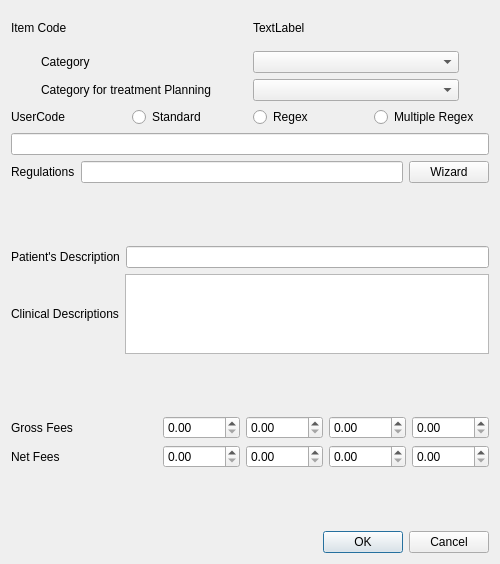
Before: the Qt Designer form src/openmolar/qt-designer/fee_item_wizard.ui in rowinggolfer/openmolar1, drawn with Qt 5.
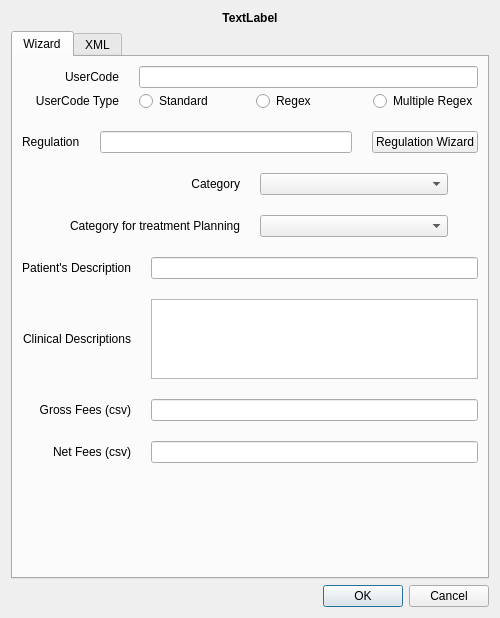
After: the same form once the commit is applied.

The edit to the form file:
```diff
--- a/src/openmolar/qt-designer/fee_item_wizard.ui
+++ b/src/openmolar/qt-designer/fee_item_wizard.ui
@@ -7,110 +7,91 @@
     <x>0</x>
     <y>0</y>
     <width>500</width>
-    <height>564</height>
+    <height>618</height>
    </rect>
   </property>
   <property name="windowTitle">
    <string>Dialog</string>
   </property>
-  <layout class="QVBoxLayout" name="verticalLayout">
-   <item>
-    <layout class="QHBoxLayout" name="horizontalLayout_6">
-     <property name="topMargin">
-      <number>10</number>
-     </property>
-     <property name="bottomMargin">
-      <number>10</number>
-     </property>
-     <item>
-      <widget class="QLabel" name="label_2">
-       <property name="text">
-        <string>Item Code</string>
-       </property>
-      </widget>
-     </item>
+  <layout class="QVBoxLayout" name="verticalLayout_2">
      <item>
       <widget class="QLabel" name="itemcode_label">
+     <property name="font">
+      <font>
+       <weight>75</weight>
+       <bold>true</bold>
+      </font>
+     </property>
        <property name="text">
         <string>TextLabel</string>
        </property>
-      </widget>
-     </item>
-    </layout>
-   </item>
-   <item>
-    <layout class="QHBoxLayout" name="horizontalLayout_5">
-     <property name="leftMargin">
-      <number>30</number>
+     <property name="alignment">
+      <set>Qt::AlignCenter</set>
      </property>
-     <property name="rightMargin">
-      <number>30</number>
-     </property>
-     <item>
-      <widget class="QLabel" name="label">
-       <property name="text">
-        <string>Category</string>
-       </property>
       </widget>
      </item>
      <item>
-      <widget class="QComboBox" name="category_comboBox"/>
-     </item>
-    </layout>
-   </item>
-   <item>
-    <layout class="QHBoxLayout" name="horizontalLayout_4">
-     <property name="leftMargin">
-      <number>30</number>
+    <widget class="QTabWidget" name="tabWidget">
+     <property name="currentIndex">
+      <number>0</number>
      </property>
-     <property name="rightMargin">
-      <number>30</number>
-     </property>
-     <item>
-      <widget class="QLabel" name="label_4">
-       <property name="text">
-        <string>Category for treatment Planning</string>
-       </property>
-      </widget>
-     </item>
-     <item>
-      <widget class="QComboBox" name="pl_cmp_comboBox"/>
-     </item>
-    </layout>
-   </item>
+     <widget class="QWidget" name="tab">
+      <attribute name="title">
+       <string>Wizard</string>
+      </attribute>
+      <layout class="QVBoxLayout" name="verticalLayout">
+       <property name="spacing">
+        <number>20</number>
+       </property>
    <item>
     <layout class="QGridLayout" name="gridLayout_2">
+         <property name="verticalSpacing">
+          <number>3</number>
+         </property>
      <item row="0" column="0">
       <widget class="QLabel" name="label_3">
        <property name="text">
         <string>UserCode</string>
        </property>
-      </widget>
-     </item>
-     <item row="0" column="1">
+           <property name="alignment">
+            <set>Qt::AlignRight|Qt::AlignTrailing|Qt::AlignVCenter</set>
+           </property>
+          </widget>
+         </item>
+         <item row="0" column="1" colspan="3">
+          <widget class="QLineEdit" name="usercode_lineEdit"/>
+         </item>
+         <item row="1" column="0">
+          <widget class="QLabel" name="label_10">
+           <property name="text">
+            <string>UserCode Type</string>
+           </property>
+           <property name="alignment">
+            <set>Qt::AlignRight|Qt::AlignTrailing|Qt::AlignVCenter</set>
+           </property>
+          </widget>
+         </item>
+         <item row="1" column="1">
       <widget class="QRadioButton" name="uc_radioButton">
        <property name="text">
         <string>Standard</string>
        </property>
       </widget>
      </item>
-     <item row="0" column="2">
+         <item row="1" column="2">
       <widget class="QRadioButton" name="uc_reg_radioButton">
        <property name="text">
         <string>Regex</string>
        </property>
       </widget>
      </item>
-     <item row="0" column="3">
+         <item row="1" column="3">
       <widget class="QRadioButton" name="uc_multireg_radioButton">
        <property name="text">
         <string>Multiple Regex</string>
        </property>
       </widget>
      </item>
-     <item row="1" column="0" colspan="4">
-      <widget class="QLineEdit" name="usercode_lineEdit"/>
-     </item>
     </layout>
    </item>
    <item>
@@ -118,7 +99,7 @@
      <item>
       <widget class="QLabel" name="label_6">
        <property name="text">
-        <string>Regulations</string>
+            <string>Regulation</string>
        </property>
       </widget>
      </item>
@@ -128,49 +109,84 @@
      <item>
       <widget class="QPushButton" name="pushButton">
        <property name="text">
-        <string>Wizard</string>
+            <string>Regulation Wizard</string>
        </property>
       </widget>
      </item>
     </layout>
    </item>
    <item>
-    <spacer name="verticalSpacer_2">
-     <property name="orientation">
-      <enum>Qt::Vertical</enum>
-     </property>
-     <property name="sizeHint" stdset="0">
-      <size>
-       <width>20</width>
-       <height>40</height>
-      </size>
-     </property>
-    </spacer>
+        <layout class="QHBoxLayout" name="horizontalLayout_5">
+         <property name="leftMargin">
+          <number>30</number>
+         </property>
+         <property name="rightMargin">
+          <number>30</number>
+         </property>
+         <item>
+          <widget class="QLabel" name="label">
+           <property name="text">
+            <string>Category</string>
+           </property>
+           <property name="alignment">
+            <set>Qt::AlignRight|Qt::AlignTrailing|Qt::AlignVCenter</set>
+           </property>
+          </widget>
    </item>
    <item>
-    <layout class="QHBoxLayout" name="horizontalLayout_2">
+          <widget class="QComboBox" name="category_comboBox"/>
+         </item>
+        </layout>
+       </item>
      <item>
+        <layout class="QHBoxLayout" name="horizontalLayout_4">
+         <property name="leftMargin">
+          <number>30</number>
+         </property>
+         <property name="rightMargin">
+          <number>30</number>
+         </property>
+         <item>
+          <widget class="QLabel" name="label_4">
+           <property name="text">
+            <string>Category for treatment Planning</string>
+           </property>
+           <property name="alignment">
+            <set>Qt::AlignRight|Qt::AlignTrailing|Qt::AlignVCenter</set>
+           </property>
+          </widget>
+         </item>
+         <item>
+          <widget class="QComboBox" name="pl_cmp_comboBox"/>
+         </item>
+        </layout>
+       </item>
+       <item>
+        <layout class="QGridLayout" name="gridLayout">
+         <item row="0" column="0" colspan="2">
       <widget class="QLabel" name="label_5">
        <property name="text">
         <string>Patient's Description</string>
        </property>
-      </widget>
-     </item>
-     <item>
+           <property name="alignment">
+            <set>Qt::AlignRight|Qt::AlignTrailing|Qt::AlignVCenter</set>
+           </property>
+          </widget>
+         </item>
+         <item row="0" column="2">
       <widget class="QLineEdit" name="description_lineEdit"/>
      </item>
-    </layout>
-   </item>
-   <item>
-    <layout class="QHBoxLayout" name="horizontalLayout_3">
-     <item>
+         <item row="1" column="0" colspan="2">
       <widget class="QLabel" name="label_9">
        <property name="text">
         <string>Clinical Descriptions</string>
        </property>
-      </widget>
-     </item>
-     <item>
+           <property name="alignment">
+            <set>Qt::AlignRight|Qt::AlignTrailing|Qt::AlignVCenter</set>
+           </property>
+          </widget>
+         </item>
+         <item row="1" column="2">
       <widget class="QListWidget" name="descriptions_listWidget">
        <property name="maximumSize">
         <size>
@@ -180,24 +196,7 @@
        </property>
       </widget>
      </item>
-    </layout>
-   </item>
-   <item>
-    <spacer name="verticalSpacer_3">
-     <property name="orientation">
-      <enum>Qt::Vertical</enum>
-     </property>
-     <property name="sizeHint" stdset="0">
-      <size>
-       <width>20</width>
-       <height>40</height>
-      </size>
-     </property>
-    </spacer>
-   </item>
-   <item>
-    <layout class="QGridLayout" name="gridLayout">
-     <item row="0" column="0">
+         <item row="2" column="0" colspan="2">
       <widget class="QLabel" name="label_7">
        <property name="sizePolicy">
         <sizepolicy hsizetype="Expanding" vsizetype="Preferred">
@@ -206,25 +205,17 @@
         </sizepolicy>
        </property>
        <property name="text">
-        <string>Gross Fees</string>
-       </property>
-      </widget>
-     </item>
-     <item row="0" column="3">
-      <widget class="QDoubleSpinBox" name="doubleSpinBox">
-       <property name="maximum">
-        <double>20000.000000000000000</double>
+            <string>Gross Fees (csv)</string>
+           </property>
+           <property name="alignment">
+            <set>Qt::AlignRight|Qt::AlignTrailing|Qt::AlignVCenter</set>
        </property>
       </widget>
      </item>
-     <item row="0" column="9">
-      <widget class="QDoubleSpinBox" name="doubleSpinBox_4">
-       <property name="maximum">
-        <double>20000.000000000000000</double>
-       </property>
-      </widget>
-     </item>
-     <item row="1" column="0">
+         <item row="2" column="2">
+          <widget class="QLineEdit" name="lineEdit"/>
+         </item>
+         <item row="3" column="0" colspan="2">
       <widget class="QLabel" name="label_8">
        <property name="sizePolicy">
         <sizepolicy hsizetype="Expanding" vsizetype="Preferred">
@@ -233,51 +224,15 @@
         </sizepolicy>
        </property>
        <property name="text">
-        <string>Net Fees</string>
-       </property>
-      </widget>
-     </item>
-     <item row="1" column="7">
-      <widget class="QDoubleSpinBox" name="doubleSpinBox_7">
-       <property name="maximum">
-        <double>20000.000000000000000</double>
+            <string>Net Fees (csv)</string>
+           </property>
+           <property name="alignment">
+            <set>Qt::AlignRight|Qt::AlignTrailing|Qt::AlignVCenter</set>
        </property>
       </widget>
      </item>
-     <item row="1" column="9">
-      <widget class="QDoubleSpinBox" name="doubleSpinBox_5">
-       <property name="maximum">
-        <double>20000.000000000000000</double>
-       </property>
-      </widget>
-     </item>
-     <item row="1" column="6">
-      <widget class="QDoubleSpinBox" name="doubleSpinBox_6">
-       <property name="maximum">
-        <double>20000.000000000000000</double>
-       </property>
-      </widget>
-     </item>
-     <item row="0" column="6">
-      <widget class="QDoubleSpinBox" name="doubleSpinBox_2">
-       <property name="maximum">
-        <double>20000.000000000000000</double>
-       </property>
-      </widget>
-     </item>
-     <item row="1" column="3">
-      <widget class="QDoubleSpinBox" name="doubleSpinBox_8">
-       <property name="maximum">
-        <double>20000.000000000000000</double>
-       </property>
-      </widget>
-     </item>
-     <item row="0" column="7">
-      <widget class="QDoubleSpinBox" name="doubleSpinBox_3">
-       <property name="maximum">
-        <double>20000.000000000000000</double>
-       </property>
-      </widget>
+         <item row="3" column="2">
+          <widget class="QLineEdit" name="lineEdit_2"/>
      </item>
     </layout>
    </item>
@@ -293,6 +248,20 @@
       </size>
      </property>
     </spacer>
+       </item>
+      </layout>
+     </widget>
+     <widget class="QWidget" name="tab_2">
+      <attribute name="title">
+       <string>XML</string>
+      </attribute>
+      <layout class="QVBoxLayout" name="verticalLayout_3">
+       <item>
+        <widget class="QPlainTextEdit" name="xml_plainTextEdit"/>
+       </item>
+      </layout>
+     </widget>
+    </widget>
    </item>
    <item>
     <widget class="QDialogButtonBox" name="buttonBox">
```
Left out of the diff: 2 changed lines with no effect on the pictures. Lines whose indentation alone changed are shown as unchanged.
